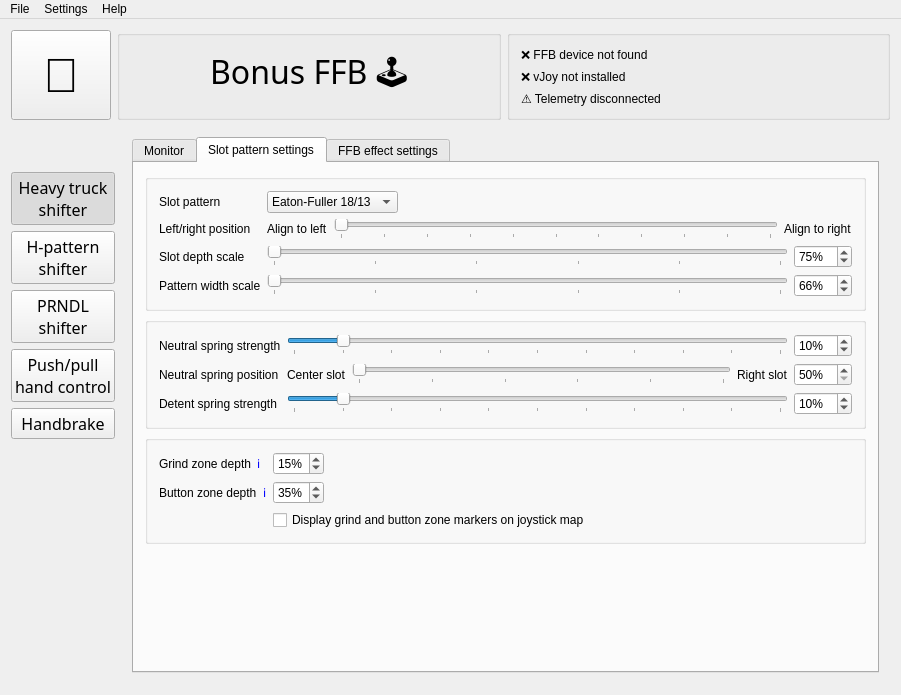
First picture: the form in BonusFFB/BonusFFB.ui, repository kgmonteith/BonusFFB, before the edit.
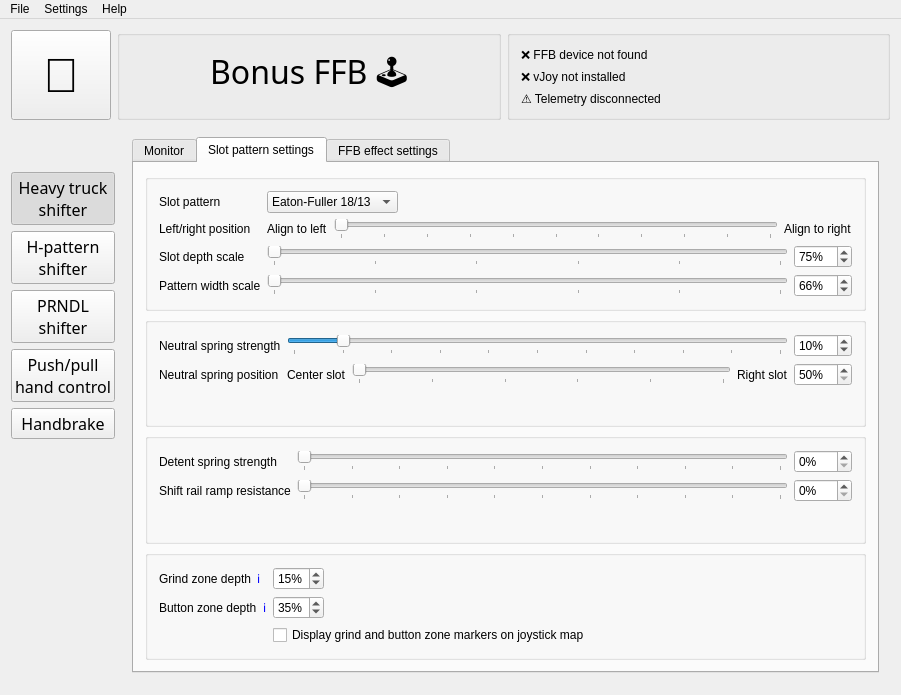
Second picture: the form after the edit. Icons and pictures are not drawn.

Commit message: Added a shift rail ramp resistance effect

```diff
--- a/BonusFFB/BonusFFB.ui
+++ b/BonusFFB/BonusFFB.ui
@@ -867,7 +867,80 @@
                  </item>
                 </layout>
                </item>
-               <item row="2" column="0">
+              </layout>
+             </widget>
+            </item>
+            <item>
+             <widget class="QGroupBox" name="groupBox_30">
+              <property name="title">
+               <string/>
+              </property>
+              <layout class="QFormLayout" name="formLayout_10">
+               <item row="1" column="0">
+                <layout class="QHBoxLayout" name="horizontalLayout_104">
+                 <item>
+                  <widget class="QLabel" name="label_85">
+                   <property name="toolTip">
+                    <string>Resistance felt as the stick moves away from neutral, before it releases into a detent.
+
+Simulates the detent ball riding up the cammed ramp between detent notches. This is the &quot;hump&quot; you feel mid-stroke when shifting into or out of gear.</string>
+                   </property>
+                   <property name="text">
+                    <string>Shift rail ramp resistance</string>
+                   </property>
+                  </widget>
+                 </item>
+                </layout>
+               </item>
+               <item row="1" column="1">
+                <layout class="QHBoxLayout" name="horizontalLayout_105">
+                 <item>
+                  <widget class="QSlider" name="heavytruck_shiftRailRampStrengthSlider">
+                   <property name="minimum">
+                    <number>0</number>
+                   </property>
+                   <property name="maximum">
+                    <number>100</number>
+                   </property>
+                   <property name="singleStep">
+                    <number>1</number>
+                   </property>
+                   <property name="value">
+                    <number>0</number>
+                   </property>
+                   <property name="orientation">
+                    <enum>Qt::Orientation::Horizontal</enum>
+                   </property>
+                   <property name="tickPosition">
+                    <enum>QSlider::TickPosition::TicksBelow</enum>
+                   </property>
+                   <property name="tickInterval">
+                    <number>10</number>
+                   </property>
+                  </widget>
+                 </item>
+                 <item>
+                  <widget class="QSpinBox" name="heavytruck_shiftRailRampStrengthSpinbox">
+                   <property name="suffix">
+                    <string>%</string>
+                   </property>
+                   <property name="minimum">
+                    <number>0</number>
+                   </property>
+                   <property name="maximum">
+                    <number>100</number>
+                   </property>
+                   <property name="singleStep">
+                    <number>5</number>
+                   </property>
+                   <property name="value">
+                    <number>0</number>
+                   </property>
+                  </widget>
+                 </item>
+                </layout>
+               </item>
+               <item row="0" column="0">
                 <layout class="QHBoxLayout" name="horizontalLayout_103">
                  <item>
                   <widget class="QLabel" name="label_84">
@@ -878,7 +951,7 @@
                  </item>
                 </layout>
                </item>
-               <item row="2" column="1">
+               <item row="0" column="1">
                 <layout class="QHBoxLayout" name="horizontalLayout_102">
                  <item>
                   <widget class="QSlider" name="heavytruck_detentSpringStrengthSlider">
@@ -892,7 +965,7 @@
                     <number>1</number>
                    </property>
                    <property name="value">
-                    <number>10</number>
+                    <number>0</number>
                    </property>
                    <property name="orientation">
                     <enum>Qt::Orientation::Horizontal</enum>
@@ -920,7 +993,7 @@
                     <number>5</number>
                    </property>
                    <property name="value">
-                    <number>10</number>
+                    <number>0</number>
                    </property>
                   </widget>
                  </item>
@@ -1037,19 +1110,6 @@
               </layout>
              </widget>
             </item>
-            <item>
-             <spacer name="verticalSpacer_6">
-              <property name="orientation">
-               <enum>Qt::Orientation::Vertical</enum>
-              </property>
-              <property name="sizeHint" stdset="0">
-               <size>
-                <width>20</width>
-                <height>40</height>
-               </size>
-              </property>
-             </spacer>
-            </item>
            </layout>
           </widget>
           <widget class="QWidget" name="tab_10">
```
The commit also changes 3 other files.
